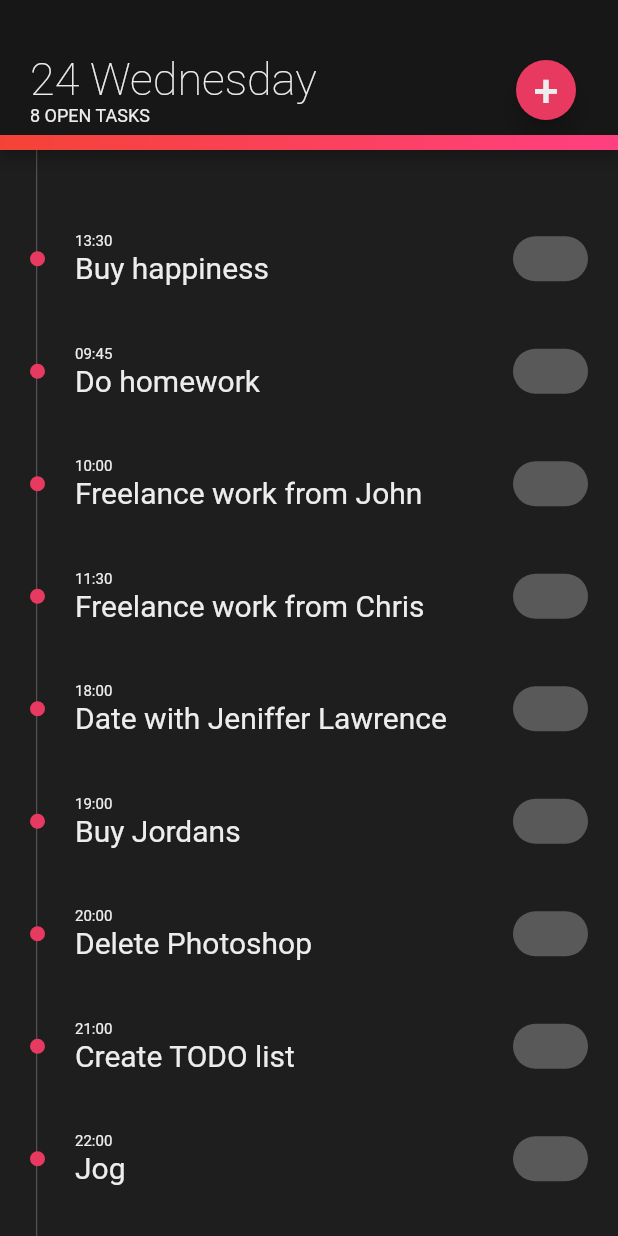
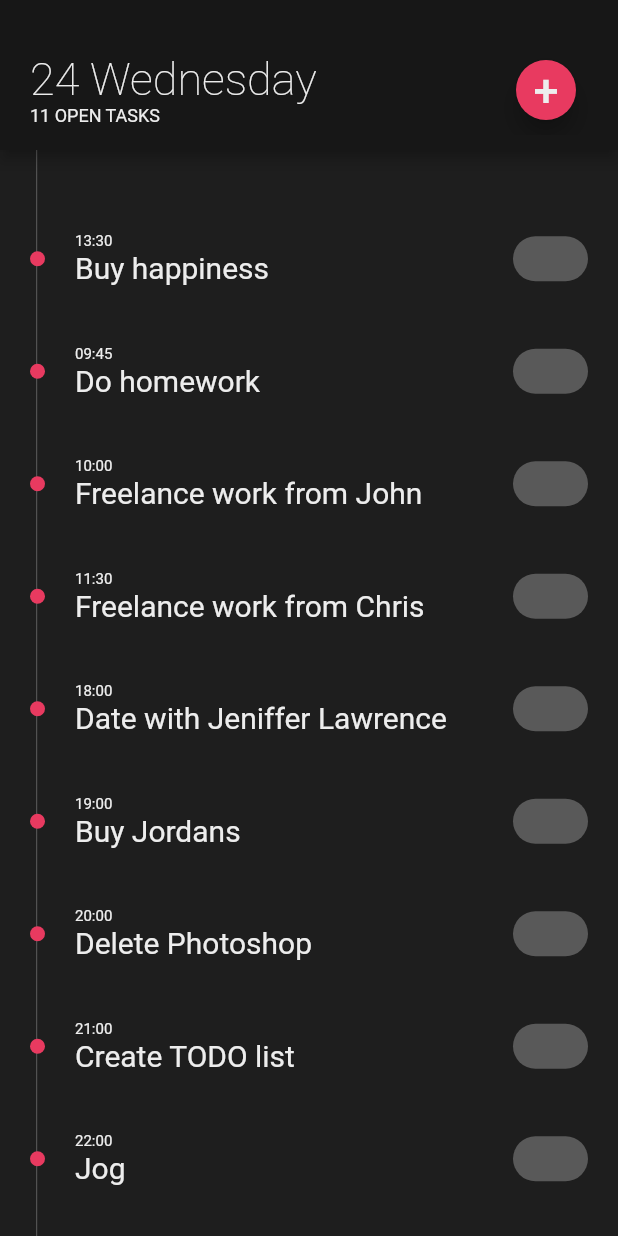
Before and after one commit to paichana/simple-todo, a Flutter app: the screen it shows after launch, on a phone screen of 412 x 824 dp. Run offline on Flutter 3.47's test engine with Material 2 defaults, Android fonts, the phone set to English and light mode, and no system bars; our stand-ins replace datetime_picker_formfield.

Commit message:
Use provider to manage state

```diff
--- a/lib/pages/main-page.dart
+++ b/lib/pages/main-page.dart
@@ -1,12 +1,16 @@
 import 'package:flutter/material.dart';
+import 'package:provider/provider.dart';
 
 import '../widgets/date-appbar.dart';
 import '../widgets/todo-list.dart';
+import '../providers/tasks.dart';
 
 class MainPage extends StatelessWidget {
   @override
   Widget build(BuildContext context) {
-    return Scaffold(
+    return ChangeNotifierProvider(
+      builder: (ctx) => TasksProvider(),
+      child: Scaffold(
         appBar: PreferredSize(
           preferredSize: Size.fromHeight(100.0),
           child: new DateAppBar(context: context),
@@ -15,6 +19,7 @@ class MainPage extends StatelessWidget {
           color: Theme.of(context).primaryColorDark,
           child: TodoList(),
         ),
+      ),
     );
   }
 }
--- /dev/null
+++ b/lib/providers/tasks.dart
@@ -0,0 +1,45 @@
+import 'package:flutter/widgets.dart';
+import '../models/task.dart';
+
+class TasksProvider with ChangeNotifier {
+  List<Task> _tasks = [
+    Task("Buy happiness", DateTime(2019, DateTime.november, 9, 13, 30)),
+    Task("Do homework", DateTime(2019, DateTime.november, 9, 9, 45)),
+    Task("Freelance work from John",
+        DateTime(2019, DateTime.november, 9, 10, 0)),
+    Task("Freelance work from Chris",
+        DateTime(2019, DateTime.november, 9, 11, 30)),
+    Task("Date with Jeniffer Lawrence",
+        DateTime(2019, DateTime.november, 10, 18, 0)),
+    Task("Buy Jordans", DateTime(2019, DateTime.november, 9, 19, 0)),
+    Task("Delete Photoshop", DateTime(2019, DateTime.november, 9, 20, 0)),
+    Task("Create TODO list", DateTime(2019, DateTime.november, 9, 21, 0)),
+    Task("Jog", DateTime(2019, DateTime.november, 9, 22, 0)),
+    Task("Buy KFC", DateTime(2019, DateTime.november, 9, 21, 0)),
+    Task("Sleep well", DateTime(2019, DateTime.november, 9, 5, 0))
+  ];
+  List<Task> _done = [];
+
+  List<Task> get tasks {
+    return [..._tasks];
+  }
+
+  List<Task> get done {
+    return [..._done];
+  }
+
+  void taskDone(int i) {
+    Task temp = _tasks[i];
+    _tasks.removeAt(i);
+    _done.add(temp);
+    notifyListeners();
+  }
+
+  void taskUndone(int i) {
+    Task temp = _done[i];
+    _done.removeAt(i);
+    _tasks.add(temp);
+    _tasks.sort((a, b) => a.datetime.compareTo(b.datetime));
+    notifyListeners();
+  }
+}
--- a/lib/widgets/date-appbar.dart
+++ b/lib/widgets/date-appbar.dart
@@ -1,6 +1,8 @@
 import 'package:flutter/material.dart';
 import 'package:intl/intl.dart';
 import 'package:datetime_picker_formfield/datetime_picker_formfield.dart';
+import 'package:provider/provider.dart';
+import '../providers/tasks.dart';
 
 class DateAppBar extends StatefulWidget {
   final BuildContext context;
@@ -31,23 +33,17 @@ class _DateAppBarState extends State<DateAppBar> {
 
   @override
   Widget build(BuildContext context) {
+    final taskData = Provider.of<TasksProvider>(context);
+    final task = taskData.tasks;
+    final done = taskData.done;
+
+    final progress = done.length / (task.length + done.length);
+
     return AppBar(
+      backgroundColor: Theme.of(context).primaryColor,
       bottom: PreferredSize(
         preferredSize: Size.fromHeight(10.0),
-        child: Container(
-          height: 10,
-          decoration: BoxDecoration(
-            gradient: LinearGradient(
-              begin: Alignment.centerLeft,
-              end: Alignment.centerRight,
-              stops: [0, 1],
-              colors: [
-                Colors.red,
-                Colors.pinkAccent,
-              ],
-            ),
-          ),
-        ),
+        child: ProgressBar(progress),
       ),
       flexibleSpace: Container(
         child: Padding(
@@ -60,7 +56,24 @@ class _DateAppBarState extends State<DateAppBar> {
                 Column(
                   mainAxisAlignment: MainAxisAlignment.center,
                   crossAxisAlignment: CrossAxisAlignment.start,
-                  children: dateTitle(context),
+                  children: <Widget>[
+                    Text(
+                      dateString,
+                      style: TextStyle(
+                        fontWeight: FontWeight.w100,
+                        fontSize: 30,
+                        color: Theme.of(context).primaryColorLight,
+                      ),
+                    ),
+                    Text(
+                      '${task.length} OPEN TASKS',
+                      style: TextStyle(
+                        fontSize: 12,
+                        fontWeight: FontWeight.w400,
+                        color: Theme.of(context).primaryColorLight,
+                      ),
+                    ),
+                  ],
                 ),
                 Center(
                   child: Container(
@@ -127,25 +140,21 @@ class _DateAppBarState extends State<DateAppBar> {
       },
     );
   }
+}
 
-  List<Widget> dateTitle(BuildContext context) {
-    return <Widget>[
-      Text(
-        dateString,
-        style: TextStyle(
-          fontWeight: FontWeight.w100,
-          fontSize: 30,
-          color: Theme.of(context).primaryColorLight,
-        ),
+class ProgressBar extends StatelessWidget {
+  final double progress;
+
+  ProgressBar(this.progress);
+
+  @override
+  Widget build(BuildContext context) {
+    return Container(
+      height: 10,
+      child: LinearProgressIndicator(
+        value: progress,
+        backgroundColor: Theme.of(context).primaryColor,
       ),
-      Text(
-        '8 OPEN TASKS',
-        style: TextStyle(
-          fontSize: 12,
-          fontWeight: FontWeight.w400,
-          color: Theme.of(context).primaryColorLight,
-        ),
-      ),
-    ];
+    );
   }
 }
--- a/lib/widgets/todo-list.dart
+++ b/lib/widgets/todo-list.dart
@@ -1,5 +1,6 @@
 import 'package:flutter/material.dart';
-import '../models/task.dart';
+import 'package:provider/provider.dart';
+import '../providers/tasks.dart';
 
 class TodoList extends StatefulWidget {
   @override
@@ -8,25 +9,12 @@ class TodoList extends StatefulWidget {
 
 class _TodoListState extends State<TodoList> {
   bool testBool = false;
-  var task = [
-    Task("Buy happiness", DateTime(2019, DateTime.november, 9, 13, 30)),
-    Task("Do homework", DateTime(2019, DateTime.november, 9, 9, 45)),
-    Task("Freelance work from John",
-        DateTime(2019, DateTime.november, 9, 10, 0)),
-    Task("Freelance work from Chris",
-        DateTime(2019, DateTime.november, 9, 11, 30)),
-    Task("Date with Jeniffer Lawrence",
-        DateTime(2019, DateTime.november, 10, 18, 0)),
-    Task("Buy Jordans", DateTime(2019, DateTime.november, 9, 19, 0)),
-    Task("Delete Photoshop", DateTime(2019, DateTime.november, 9, 20, 0)),
-    Task("Create TODO list", DateTime(2019, DateTime.november, 9, 21, 0)),
-    Task("Jog", DateTime(2019, DateTime.november, 9, 22, 0)),
-    Task("Buy KFC", DateTime(2019, DateTime.november, 9, 21, 0)),
-    Task("Sleep well", DateTime(2019, DateTime.november, 9, 5, 0))
-  ];
-  var done = <Task>[];
+
   @override
   Widget build(BuildContext context) {
+    final taskData = Provider.of<TasksProvider>(context);
+    final task = taskData.tasks;
+    final done = taskData.done;
     return Stack(
       children: <Widget>[
         Padding(
@@ -109,16 +97,10 @@ class _TodoListState extends State<TodoList> {
                         onChanged: (bool val) {
                           setState(() {
                             if (!isDone) {
-                              Task temp = task[i];
-                              task.removeAt(i);
-                              done.add(temp);
+                              taskData.taskDone(i);
                             } else {
-                              Task temp = done[j];
-                              done.removeAt(j);
-                              task.add(temp);
+                              taskData.taskUndone(i);
                             }
-                            task.sort(
-                                (a, b) => a.datetime.compareTo(b.datetime));
                           });
                         },
                       ),
--- a/pubspec.yaml
+++ b/pubspec.yaml
@@ -21,6 +21,8 @@ dependencies:
     sdk: flutter
   intl: ^0.15.8
   datetime_picker_formfield: ^0.4.0
+  provider: ^3.0.0+1
+
 
 
 
```
Also changed, not shown: pubspec.lock. Lines whose indentation alone changed are shown as unchanged.
